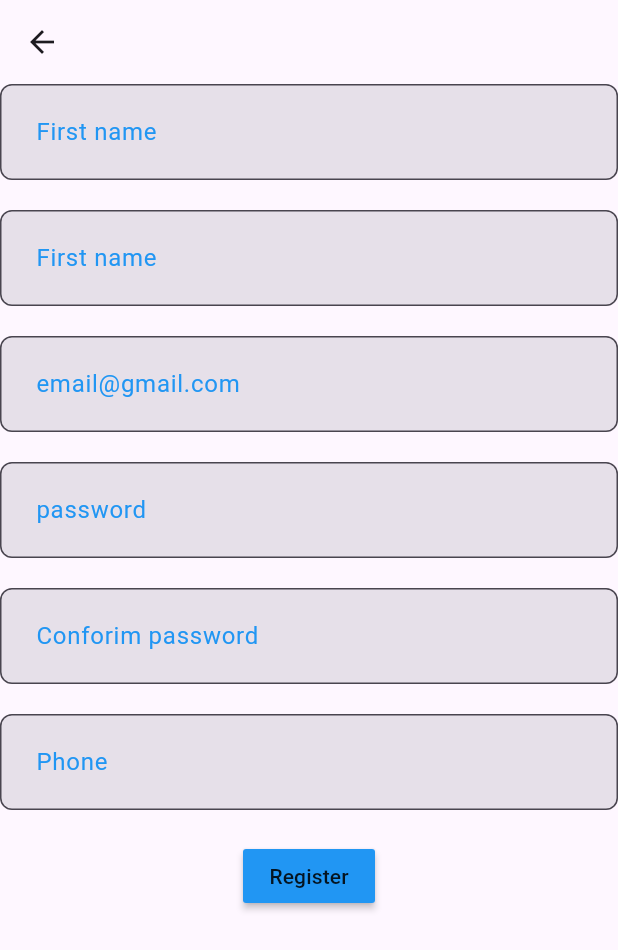
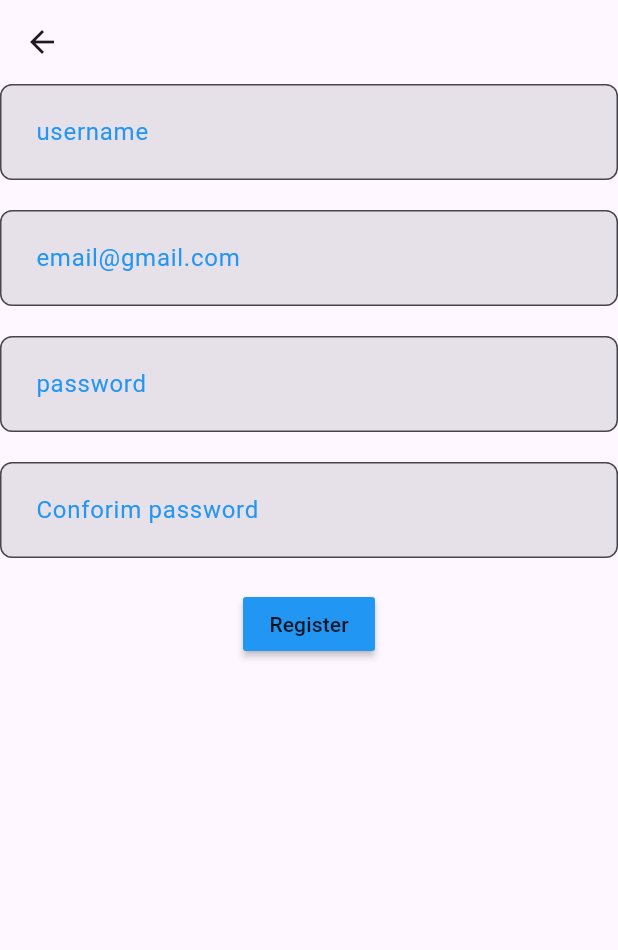
Before and after one commit to alaaAbdelrahman/flutter, a Flutter app: the screen it shows after launch, after a tap on "Register", on a phone screen of 412 x 824 dp. Shown: the top 950 px of the screen. Run offline on Flutter 3.47's test engine with Material 3 defaults, Android fonts, the phone set to English and light mode, and no system bars; our stand-ins replace dio, fluttertoast; network calls fail.

Commit message:
add Reigster Services

```diff
--- a/lib/form_page.dart
+++ b/lib/form_page.dart
@@ -16,6 +16,7 @@ class _LoginPageState extends State<LoginPage> {
     return Scaffold(
       appBar: AppBar(),
       body: Column(
+        mainAxisAlignment: MainAxisAlignment.center,
         children: [
           const CustomTextFormField(
             keyboardType: TextInputType.emailAddress,
@@ -24,7 +25,7 @@ class _LoginPageState extends State<LoginPage> {
             contentPadding: 20,
           ),
           const SizedBox(
-            height: 100,
+            height: 50,
           ),
           const CustomTextFormField(
             keyboardType: TextInputType.visiblePassword,
--- a/lib/register.dart
+++ b/lib/register.dart
@@ -1,35 +1,28 @@
 import 'package:day_1/custom_text_form_field.dart';
+import 'package:day_1/services_login.dart';
 import 'package:day_1/show_toast.dart';
 import 'package:flutter/material.dart';
 
 class Register extends StatelessWidget {
   Register({super.key});
-  TextEditingController firstName = TextEditingController();
+  TextEditingController username = TextEditingController();
   TextEditingController email = TextEditingController();
   TextEditingController password = TextEditingController();
   TextEditingController conforimpassword = TextEditingController();
-  TextEditingController phone = TextEditingController();
   @override
   Widget build(BuildContext context) {
     return Scaffold(
       appBar: AppBar(),
       body: SingleChildScrollView(
         child: Column(
+          mainAxisAlignment: MainAxisAlignment.center,
           children: [
             CustomTextFormField(
               keyboardType: TextInputType.name,
               readOnly: false,
-              text: "First name",
+              text: "username",
               contentPadding: 20.0,
-              controller: firstName,
-            ),
-            const SizedBox(height: 20.0),
-            CustomTextFormField(
-              keyboardType: TextInputType.name,
-              readOnly: false,
-              text: "First name",
-              contentPadding: 20.0,
-              controller: firstName,
+              controller: username,
             ),
             const SizedBox(height: 20.0),
             CustomTextFormField(
@@ -37,7 +30,7 @@ class Register extends StatelessWidget {
               readOnly: false,
               text: "email@gmail.com",
               contentPadding: 20.0,
-              controller: firstName,
+              controller: email,
             ),
             const SizedBox(height: 20.0),
             CustomTextFormField(
@@ -45,7 +38,7 @@ class Register extends StatelessWidget {
               readOnly: false,
               text: "password",
               contentPadding: 20.0,
-              controller: firstName,
+              controller: password,
             ),
             const SizedBox(height: 20.0),
             CustomTextFormField(
@@ -53,21 +46,17 @@ class Register extends StatelessWidget {
               readOnly: false,
               text: "Conforim password",
               contentPadding: 20.0,
-              controller: firstName,
-            ),
-            const SizedBox(height: 20.0),
-            CustomTextFormField(
-              keyboardType: TextInputType.name,
-              readOnly: false,
-              text: "Phone",
-              contentPadding: 20.0,
-              controller: firstName,
+              controller: conforimpassword,
             ),
             const SizedBox(height: 20.0),
             MaterialButton(
               color: Colors.blue,
               onPressed: () {
-                print("sadsad");
+                RegisterServices().postData(
+                    email: email.text,
+                    username: username.text,
+                    password: password.text,
+                    comfirepassword: conforimpassword.text);
                 showToast(
                     color: Colors.red, msg: "There isnot Database Craeted");
               },
--- a/lib/services_login.dart
+++ b/lib/services_login.dart
@@ -15,3 +15,24 @@ class LoginServices {
     }
   }
 }
+
+class RegisterServices {
+  Dio dio = Dio();
+  Future<Map<String, dynamic>> postData(
+      {required String email,
+      required String username,
+      required String password,
+      required String comfirepassword}) async {
+    try {
+      Response response = await dio.post("RegisterEndPoint", data: {
+        'username': username,
+        'email': email,
+        'password': password,
+        'confirmPassword': password,
+      });
+      return response.data;
+    } on DioException catch (e) {
+      return e.response!.data;
+    }
+  }
+}
```
